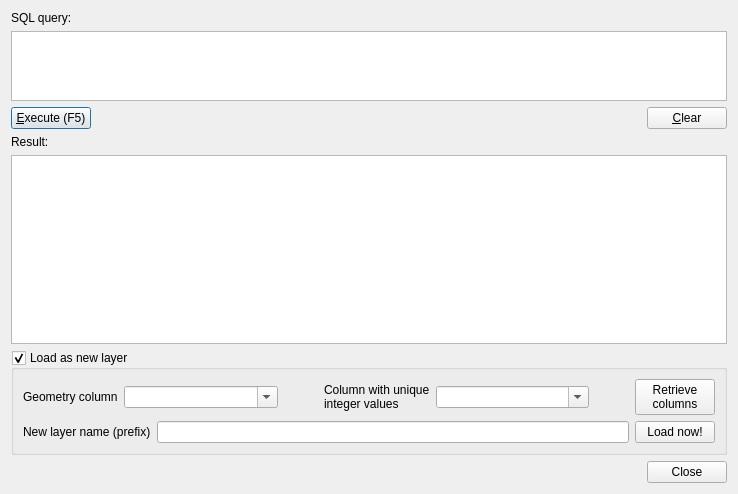
First picture: the form in ui/DlgSqlWindow.ui, repository brushtyler/db_manager, before the edit.
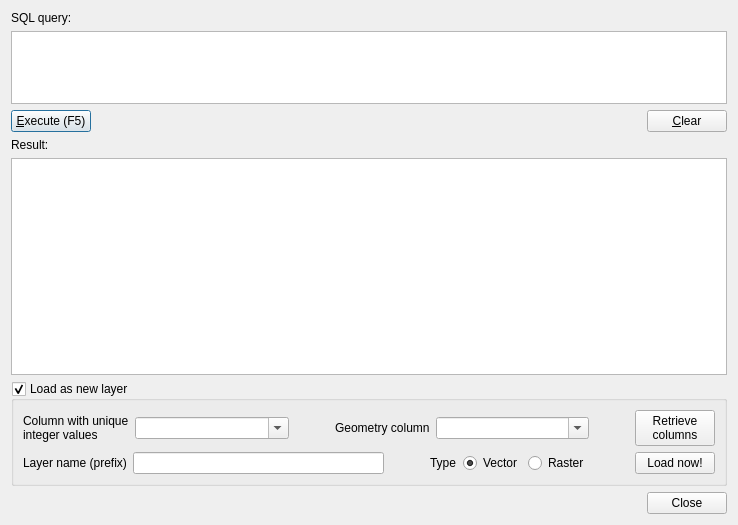
Second picture: the form after the edit.

Commit message: [FEATURE] Load a sql query as layer to canvas from the SQL window

The edit to the form file:
```diff
--- a/ui/DlgSqlWindow.ui
+++ b/ui/DlgSqlWindow.ui
@@ -7,7 +7,7 @@
     <x>0</x>
     <y>0</y>
     <width>738</width>
-    <height>494</height>
+    <height>525</height>
    </rect>
   </property>
   <property name="windowTitle">
@@ -92,6 +92,16 @@
      </property>
     </widget>
    </item>
+   <item row="7" column="0">
+    <widget class="QDialogButtonBox" name="buttonBox">
+     <property name="orientation">
+      <enum>Qt::Horizontal</enum>
+     </property>
+     <property name="standardButtons">
+      <set>QDialogButtonBox::Close</set>
+     </property>
+    </widget>
+   </item>
    <item row="5" column="0">
     <widget class="QGroupBox" name="loadAsLayerGroup">
      <property name="sizePolicy">
@@ -118,45 +128,6 @@
          </property>
          <item row="0" column="0">
           <layout class="QHBoxLayout" name="horizontalLayout_6">
-           <item>
-            <widget class="QLabel" name="label_3">
-             <property name="text">
-              <string>Geometry column</string>
-             </property>
-             <property name="buddy">
-              <cstring>geomCombo</cstring>
-             </property>
-            </widget>
-           </item>
-           <item>
-            <widget class="QComboBox" name="geomCombo">
-             <property name="sizePolicy">
-              <sizepolicy hsizetype="Expanding" vsizetype="Fixed">
-               <horstretch>0</horstretch>
-               <verstretch>0</verstretch>
-              </sizepolicy>
-             </property>
-             <property name="editable">
-              <bool>true</bool>
-             </property>
-            </widget>
-           </item>
-           <item>
-            <spacer name="horizontalSpacer_2">
-             <property name="orientation">
-              <enum>Qt::Horizontal</enum>
-             </property>
-             <property name="sizeType">
-              <enum>QSizePolicy::Fixed</enum>
-             </property>
-             <property name="sizeHint" stdset="0">
-              <size>
-               <width>40</width>
-               <height>20</height>
-              </size>
-             </property>
-            </spacer>
-           </item>
            <item>
             <widget class="QLabel" name="label_4">
              <property name="text">
@@ -181,6 +152,29 @@
              </property>
             </widget>
            </item>
+           <item>
+            <widget class="QLabel" name="label_3">
+             <property name="text">
+              <string>Geometry column</string>
+             </property>
+             <property name="indent">
+              <number>40</number>
+             </property>
+            </widget>
+           </item>
+           <item>
+            <widget class="QComboBox" name="geomCombo">
+             <property name="sizePolicy">
+              <sizepolicy hsizetype="Expanding" vsizetype="Fixed">
+               <horstretch>0</horstretch>
+               <verstretch>0</verstretch>
+              </sizepolicy>
+             </property>
+             <property name="editable">
+              <bool>true</bool>
+             </property>
+            </widget>
+           </item>
            <item>
             <spacer name="horizontalSpacer_5">
              <property name="orientation">
@@ -212,7 +206,7 @@
            <item>
             <widget class="QLabel" name="label_5">
              <property name="text">
-              <string>New layer name (prefix)</string>
+              <string>Layer name (prefix)</string>
              </property>
             </widget>
            </item>
@@ -227,7 +221,59 @@
             </widget>
            </item>
            <item>
-            <widget class="QPushButton" name="pushButton">
+            <widget class="QWidget" name="layerTypeWidget" native="true">
+             <layout class="QHBoxLayout" name="horizontalLayout_3">
+              <property name="margin">
+               <number>0</number>
+              </property>
+              <item>
+               <widget class="QLabel" name="label_6">
+                <property name="text">
+                 <string>Type</string>
+                </property>
+                <property name="indent">
+                 <number>40</number>
+                </property>
+               </widget>
+              </item>
+              <item>
+               <widget class="QRadioButton" name="vectorRadio">
+                <property name="text">
+                 <string>Vector</string>
+                </property>
+                <property name="checked">
+                 <bool>true</bool>
+                </property>
+               </widget>
+              </item>
+              <item>
+               <widget class="QRadioButton" name="rasterRadio">
+                <property name="text">
+                 <string>Raster</string>
+                </property>
+               </widget>
+              </item>
+              <item>
+               <spacer name="horizontalSpacer_6">
+                <property name="orientation">
+                 <enum>Qt::Horizontal</enum>
+                </property>
+                <property name="sizeType">
+                 <enum>QSizePolicy::Fixed</enum>
+                </property>
+                <property name="sizeHint" stdset="0">
+                 <size>
+                  <width>40</width>
+                  <height>20</height>
+                 </size>
+                </property>
+               </spacer>
+              </item>
+             </layout>
+            </widget>
+           </item>
+           <item>
+            <widget class="QPushButton" name="loadLayerBtn">
              <property name="text">
               <string>Load now!</string>
              </property>
@@ -241,16 +287,6 @@
      </layout>
     </widget>
    </item>
-   <item row="6" column="0">
-    <widget class="QDialogButtonBox" name="buttonBox">
-     <property name="orientation">
-      <enum>Qt::Horizontal</enum>
-     </property>
-     <property name="standardButtons">
-      <set>QDialogButtonBox::Close</set>
-     </property>
-    </widget>
-   </item>
   </layout>
  </widget>
  <tabstops>
```
Left out of the diff: 3 changed lines with no effect on the pictures. The commit also changes 15 other files.
